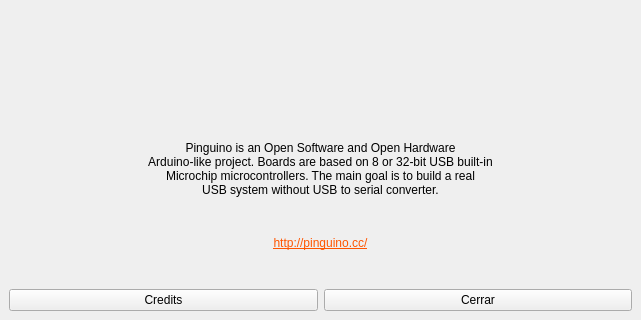
PinguinoIDE/pinguino-ide, file qtgui/frames/about.ui: the form before one commit; both pictures show x 0 to 641 and y 162 to 482 of the 641 by 482 pixel window.
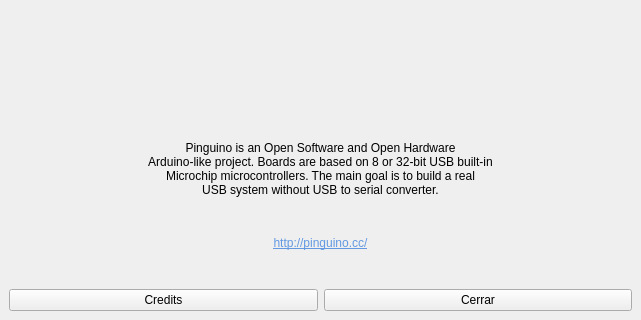
The form after the commit. Icons and pictures are not drawn.

Diff of the .ui file:
```diff
--- a/qtgui/frames/about.ui
+++ b/qtgui/frames/about.ui
@@ -137,7 +137,7 @@
         <item row="4" column="0" colspan="3">
          <widget class="QLabel" name="label_10">
           <property name="text">
-           <string>&lt;html&gt;&lt;head/&gt;&lt;body&gt;&lt;p&gt;&lt;a href=&quot;http://pinguino.cc/&quot;&gt;&lt;span style=&quot; text-decoration: underline; color:#ff5500;&quot;&gt;http://pinguino.cc/&lt;/span&gt;&lt;/a&gt;&lt;/p&gt;&lt;/body&gt;&lt;/html&gt;</string>
+           <string>&lt;html&gt;&lt;head/&gt;&lt;body&gt;&lt;p&gt;&lt;a href=&quot;http://pinguino.cc/&quot;&gt;&lt;span style=&quot; text-decoration: underline; color:#6299e1;&quot;&gt;http://pinguino.cc/&lt;/span&gt;&lt;/a&gt;&lt;/p&gt;&lt;/body&gt;&lt;/html&gt;</string>
           </property>
           <property name="alignment">
            <set>Qt::AlignCenter</set>
```
Left out of the diff: 5 changed lines with no effect on the pictures.
